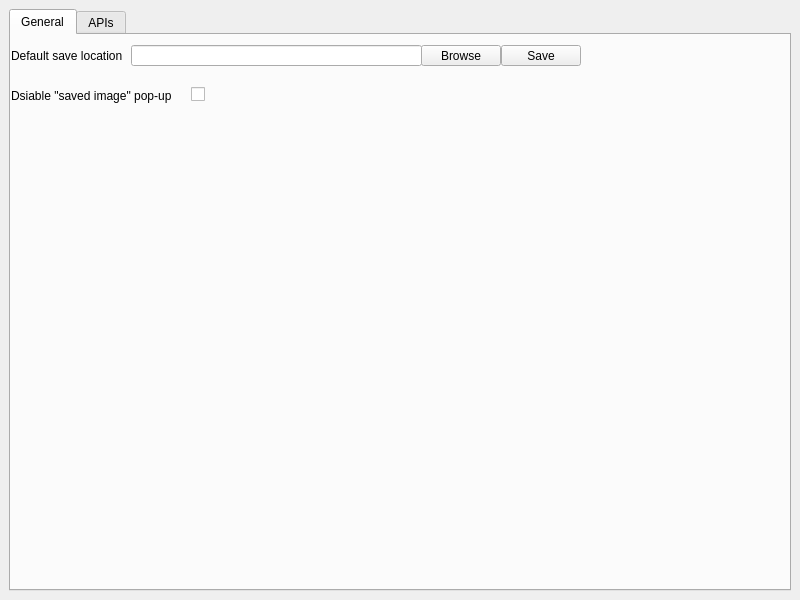
First picture: the form in src/PreferencesWindow.ui, repository TootiFruti/WallStall, before the edit.
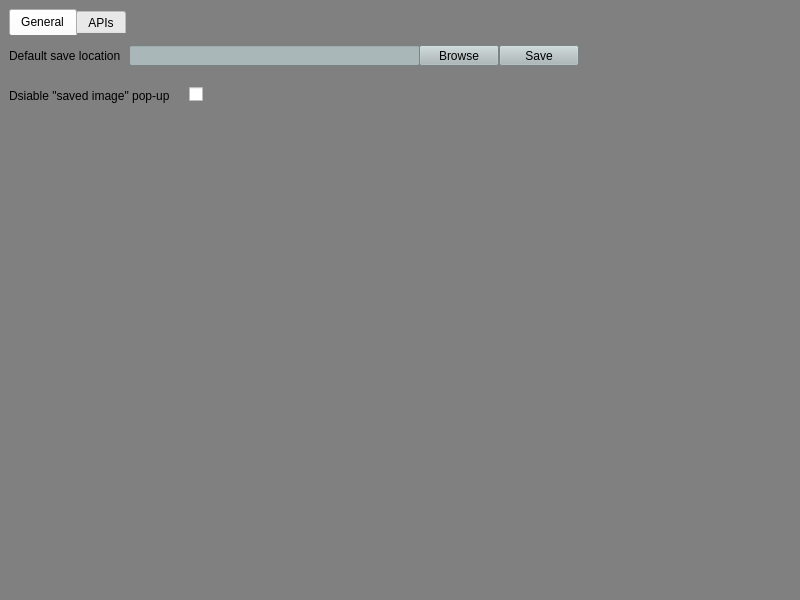
Second picture: the form after the edit.

Patch:
```diff
--- a/src/PreferencesWindow.ui
+++ b/src/PreferencesWindow.ui
@@ -13,10 +13,38 @@
   <property name="windowTitle">
    <string>Preferences</string>
   </property>
+  <property name="styleSheet">
+   <string notr="true">QMainWindow{
+	background-color:  #808080
+}
+QTabWidget{
+	background-color:  #808080
+}
+QTabWidget{ border: 0}
+
+QFrame{
+	background-color:   #808080
+}
+
+QFrame { border: 0; }
+
+QPushButton{
+	background-color: #aab7b8
+}
+QLineEdit{
+	background-color: #aab7b8
+}
+QComboBox{
+	background-color: #aab7b8
+}</string>
+  </property>
   <widget class="QWidget" name="centralwidget">
    <layout class="QVBoxLayout" name="verticalLayout">
     <item>
      <widget class="QTabWidget" name="tabWidget">
+      <property name="styleSheet">
+       <string notr="true"/>
+      </property>
       <property name="currentIndex">
        <number>0</number>
       </property>
```
